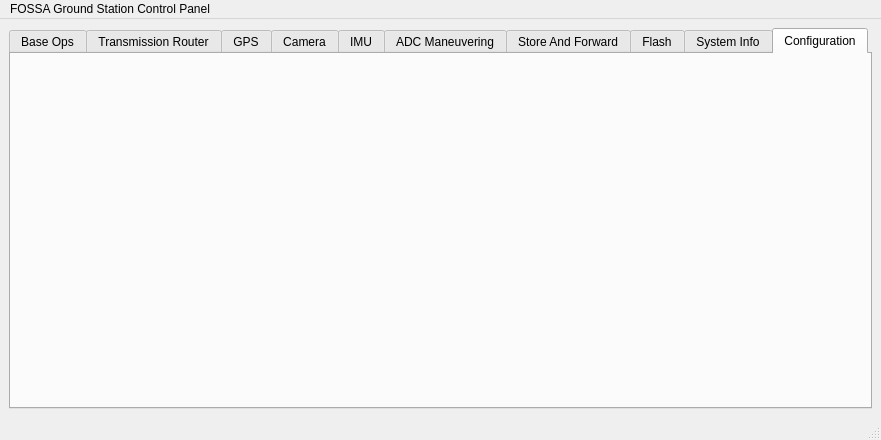
The window that FOSSAGSCP/mainwindow.ui (FOSSASystems/FOSSA-GroundStationControlPanel) describes before a commit, drawn with Qt 5.
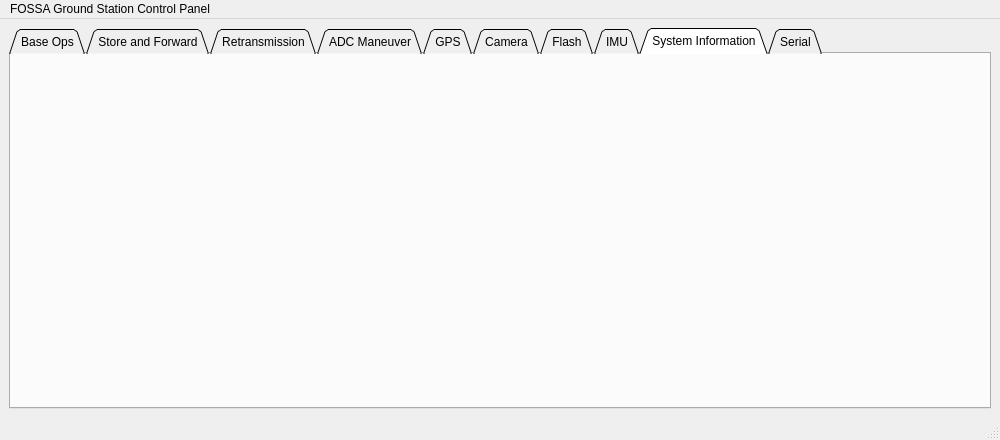
The same window after the commit. The open tabs and pages were chosen to show the change.

Commit message: Initial menu layout completed

```diff
--- a/FOSSAGSCP/mainwindow.ui
+++ b/FOSSAGSCP/mainwindow.ui
@@ -6,7 +6,7 @@
    <rect>
     <x>0</x>
     <y>0</y>
-    <width>591</width>
+    <width>1000</width>
     <height>440</height>
    </rect>
   </property>
@@ -26,13 +26,28 @@
    <layout class="QGridLayout" name="gridLayout">
     <item row="0" column="0">
      <widget class="QTabWidget" name="tabWidget">
+      <property name="tabPosition">
+       <enum>QTabWidget::North</enum>
+      </property>
       <property name="tabShape">
-       <enum>QTabWidget::Rounded</enum>
+       <enum>QTabWidget::Triangular</enum>
       </property>
       <property name="currentIndex">
        <number>9</number>
       </property>
+      <property name="elideMode">
+       <enum>Qt::ElideRight</enum>
+      </property>
       <property name="usesScrollButtons">
+       <bool>true</bool>
+      </property>
+      <property name="documentMode">
+       <bool>false</bool>
+      </property>
+      <property name="tabsClosable">
+       <bool>false</bool>
+      </property>
+      <property name="movable">
        <bool>false</bool>
       </property>
       <widget class="QWidget" name="BaseOps">
@@ -40,9 +55,19 @@
         <string>Base Ops</string>
        </attribute>
       </widget>
-      <widget class="QWidget" name="TransmissionRouter">
+      <widget class="QWidget" name="StoreAndForward">
        <attribute name="title">
-        <string>Transmission Router</string>
+        <string>Store and Forward</string>
+       </attribute>
+      </widget>
+      <widget class="QWidget" name="Retransmission">
+       <attribute name="title">
+        <string>Retransmission</string>
+       </attribute>
+      </widget>
+      <widget class="QWidget" name="ADCManeuver">
+       <attribute name="title">
+        <string>ADC Maneuver</string>
        </attribute>
       </widget>
       <widget class="QWidget" name="GPS">
@@ -55,34 +80,24 @@
         <string>Camera</string>
        </attribute>
       </widget>
-      <widget class="QWidget" name="IMU">
-       <attribute name="title">
-        <string>IMU</string>
-       </attribute>
-      </widget>
-      <widget class="QWidget" name="ADCManeuvering">
-       <attribute name="title">
-        <string>ADC Maneuvering</string>
-       </attribute>
-      </widget>
-      <widget class="QWidget" name="StoreAndForward">
-       <attribute name="title">
-        <string>Store And Forward</string>
-       </attribute>
-      </widget>
       <widget class="QWidget" name="Flash">
        <attribute name="title">
         <string>Flash</string>
        </attribute>
       </widget>
-      <widget class="QWidget" name="ReceivedInfo">
+      <widget class="QWidget" name="IMU">
        <attribute name="title">
-        <string>System Info</string>
+        <string>IMU</string>
        </attribute>
       </widget>
       <widget class="QWidget" name="Configuration">
        <attribute name="title">
-        <string>Configuration</string>
+        <string>System Information</string>
+       </attribute>
+      </widget>
+      <widget class="QWidget" name="Serial">
+       <attribute name="title">
+        <string>Serial</string>
        </attribute>
       </widget>
      </widget>
@@ -94,7 +109,7 @@
     <rect>
      <x>0</x>
      <y>0</y>
-     <width>591</width>
+     <width>1000</width>
      <height>22</height>
     </rect>
    </property>
```
Left out of the diff: 4 changed lines with no effect on the pictures. The commit also changes 1 other file.
